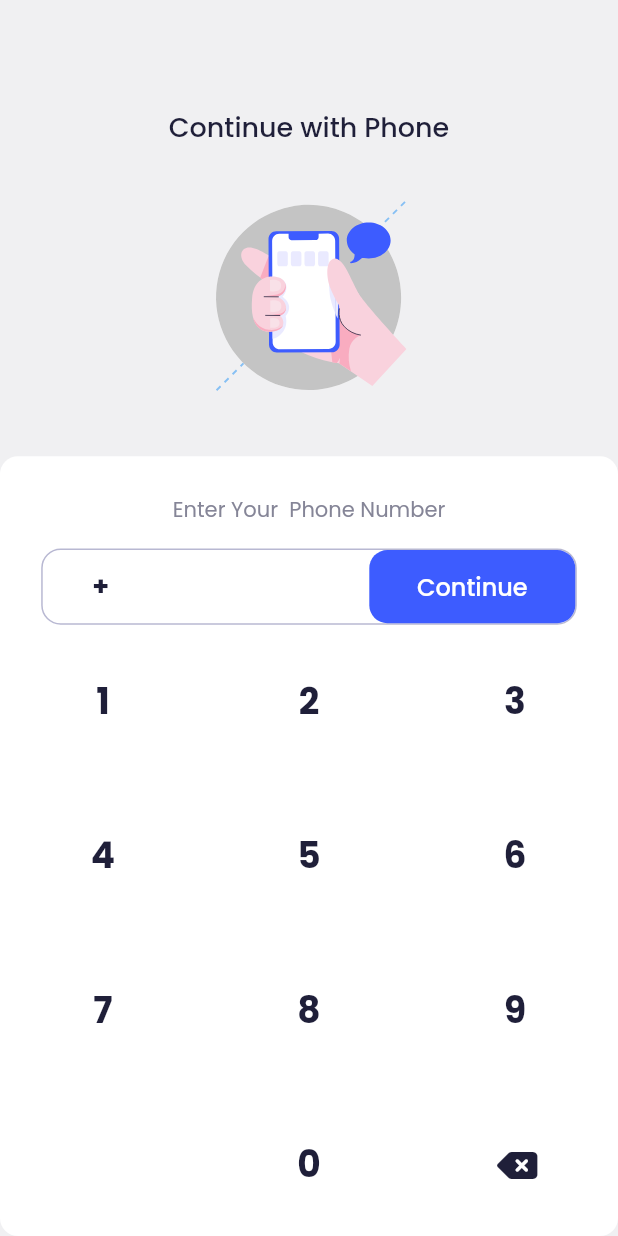
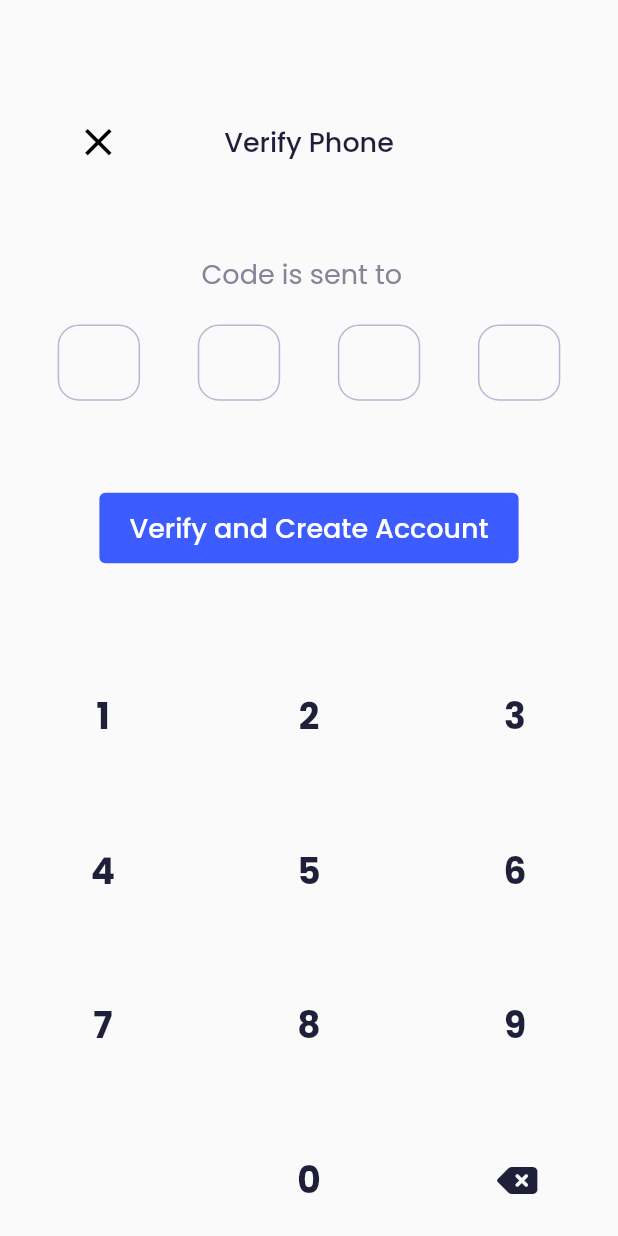
Before and after one commit to HoussemBousmaha/Online-Learning-App, a Flutter app: the screen it shows after launch, after a tap on "Continue", on a phone screen of 412 x 824 dp. Run offline on Flutter 3.47's test engine with Material 2 defaults, Android fonts, the phone set to English and light mode, and no system bars; our stand-ins replace flutter_hooks, flutter_svg, font_awesome_flutter, hooks_riverpod, smooth_page_indicator.

Commit message:
step-17: Finishing Confirm Phone Number Screen And Succes DIalog

```diff
--- a/lib/online_learning_app.dart
+++ b/lib/online_learning_app.dart
@@ -1,5 +1,6 @@
 import 'package:flutter/material.dart';
 import 'package:online_learning_app/constants.dart';
+import 'package:online_learning_app/screens/confirm_phone_number_screen/confirm_phone_number_screen.dart';
 import 'package:online_learning_app/screens/enter_phone_screen/enter_phone_screen.dart';
 import 'package:online_learning_app/screens/login_screen/login_screen.dart';
 
@@ -34,6 +35,7 @@ class OnlineLearningApp extends StatelessWidget {
         OnboardingScreensPageView.routeName: (context) => const OnboardingScreensPageView(),
         SignUpScreen.routeName: (context) => const SignUpScreen(),
         LoginScreen.routeName: (context) => const LoginScreen(),
+        ConfirmPhoneNumberScreen.routeName: (context) => const ConfirmPhoneNumberScreen(),
       },
     );
   }
--- /dev/null
+++ b/lib/screens/confirm_phone_number_screen/confirm_phone_number_screen.dart
@@ -0,0 +1,155 @@
+import 'package:flutter/material.dart';
+import 'package:flutter_hooks/flutter_hooks.dart';
+import 'package:font_awesome_flutter/font_awesome_flutter.dart';
+import 'package:online_learning_app/buttons/digit_button.dart';
+import 'package:online_learning_app/constants.dart';
+import 'package:online_learning_app/responsive.dart';
+import 'package:online_learning_app/screens/confirm_phone_number_screen/widgets/success_dialog.dart';
+
+class ConfirmPhoneNumberScreen extends HookWidget {
+  const ConfirmPhoneNumberScreen({Key? key}) : super(key: key);
+
+  static const routeName = '/confirm-phone-number-screen';
+
+  @override
+  Widget build(BuildContext context) {
+    final phoneNumber = ModalRoute.of(context)?.settings.arguments as String?;
+    final verificationCodeListNotifier = useState<List<int>>([]);
+    return Scaffold(
+      body: Stack(
+        children: [
+          SizedBox(
+            width: double.infinity,
+            child: Column(
+              children: [
+                SizeConfig.verticalHeight(80),
+                const Text(
+                  'Verify Phone',
+                  style: TextStyle(color: titleTextColor, fontWeight: FontWeight.w500, fontSize: 18),
+                ),
+                SizeConfig.verticalHeight(60),
+                Text(
+                  'Code is sent to $phoneNumber ',
+                  style: const TextStyle(
+                    color: sublitleTextColor,
+                    fontWeight: FontWeight.w400,
+                    fontSize: 18,
+                  ),
+                ),
+                SizeConfig.verticalHeight(20),
+                Row(
+                  mainAxisAlignment: MainAxisAlignment.spaceEvenly,
+                  children: [
+                    for (int i = 0; i < 4; ++i)
+                      Container(
+                        height: SizeConfig.height(50),
+                        width: SizeConfig.width(50),
+                        decoration: BoxDecoration(
+                          border: Border.all(color: descriptionTextColor),
+                          borderRadius: BorderRadius.circular(14),
+                        ),
+                        alignment: Alignment.center,
+                        child: verificationCodeListNotifier.value.length > i
+                            ? Text(
+                                '${verificationCodeListNotifier.value[i]}',
+                                style: const TextStyle(
+                                  color: titleTextColor,
+                                  fontWeight: FontWeight.w700,
+                                  fontSize: 22,
+                                ),
+                              )
+                            : null,
+                      ),
+                  ],
+                ),
+                SizeConfig.verticalHeight(60),
+                TextButton(
+                  onPressed: () {
+                    showSuccessDialog(context);
+                  },
+                  style: TextButton.styleFrom(
+                    padding: const EdgeInsets.symmetric(horizontal: 20, vertical: 10),
+                    primary: Colors.white,
+                    backgroundColor: primaryColor,
+                  ),
+                  child: const Text(
+                    'Verify and Create Account',
+                    style: TextStyle(
+                      fontSize: 18,
+                      fontWeight: FontWeight.w500,
+                      color: Colors.white,
+                    ),
+                  ),
+                ),
+                SizeConfig.verticalHeight(50),
+                Wrap(
+                  children: [
+                    for (int i = 1; i <= 9; i++)
+                      DigitButton(
+                        onPressed: () {
+                          if (verificationCodeListNotifier.value.length < 4) {
+                            verificationCodeListNotifier.value = [...verificationCodeListNotifier.value, i];
+                          }
+                        },
+                        child: Text('$i', style: const TextStyle(fontSize: 24, fontWeight: FontWeight.w700)),
+                      ),
+                  ],
+                ),
+                Row(
+                  mainAxisAlignment: MainAxisAlignment.spaceEvenly,
+                  children: [
+                    SizedBox(height: SizeConfig.size.width / 4, width: SizeConfig.size.width / 3),
+                    DigitButton(
+                      onPressed: () {
+                        if (verificationCodeListNotifier.value.length < 4) {
+                          verificationCodeListNotifier.value = [...verificationCodeListNotifier.value, 0];
+                        }
+                      },
+                      child: const Text('0', style: TextStyle(fontSize: 24, fontWeight: FontWeight.w700)),
+                    ),
+                    DigitButton(
+                      onPressed: () {
+                        if (verificationCodeListNotifier.value.isNotEmpty) {
+                          final copyWithoutLastDigit = [...verificationCodeListNotifier.value];
+                          copyWithoutLastDigit.removeLast();
+
+                          verificationCodeListNotifier.value = copyWithoutLastDigit;
+                        }
+                      },
+                      child: const Icon(FontAwesomeIcons.deleteLeft),
+                    ),
+                  ],
+                ),
+              ],
+            ),
+          ),
+          Align(
+            alignment: const Alignment(-0.8, -0.83),
+            child: SizedBox(
+              height: SizeConfig.height(60),
+              width: SizeConfig.height(60),
+              child: TextButton(
+                style: TextButton.styleFrom(
+                  padding: const EdgeInsets.all(15),
+                  primary: Colors.black,
+                ),
+                onPressed: () {
+                  Navigator.pop(context);
+                },
+                child: Icon(Icons.close, size: SizeConfig.height(30)),
+              ),
+            ),
+          ),
+        ],
+      ),
+    );
+  }
+
+  Future<void> showSuccessDialog(BuildContext context) {
+    return showDialog(
+      context: context,
+      useSafeArea: false,
+      builder: (context) => const SuccessDialog(),
+    );
+  }
+}
--- a/lib/screens/enter_phone_screen/enter_phone_screen.dart
+++ b/lib/screens/enter_phone_screen/enter_phone_screen.dart
@@ -6,6 +6,7 @@ import 'package:online_learning_app/buttons/digit_button.dart';
 import 'package:online_learning_app/buttons/primary_button.dart';
 import 'package:online_learning_app/constants.dart';
 import 'package:online_learning_app/responsive.dart';
+import 'package:online_learning_app/screens/confirm_phone_number_screen/confirm_phone_number_screen.dart';
 
 class EnterPhoneScreen extends HookWidget {
   const EnterPhoneScreen({Key? key}) : super(key: key);
@@ -78,7 +79,13 @@ class EnterPhoneScreen extends HookWidget {
                             ),
                             const Spacer(),
                             PrimaryButton(
-                              onPressed: () {},
+                              onPressed: () {
+                                Navigator.pushNamed(
+                                  context,
+                                  ConfirmPhoneNumberScreen.routeName,
+                                  arguments: phoneNumberNotifier.value.substring(1),
+                                );
+                              },
                               height: SizeConfig.height(50),
                               width: SizeConfig.width(125),
                               backgroundColor: primaryColor,
```
Also changed, not shown: lib/screens/confirm_phone_number_screen/widgets/success_dialog.dart (added, +86 -0 lines).
